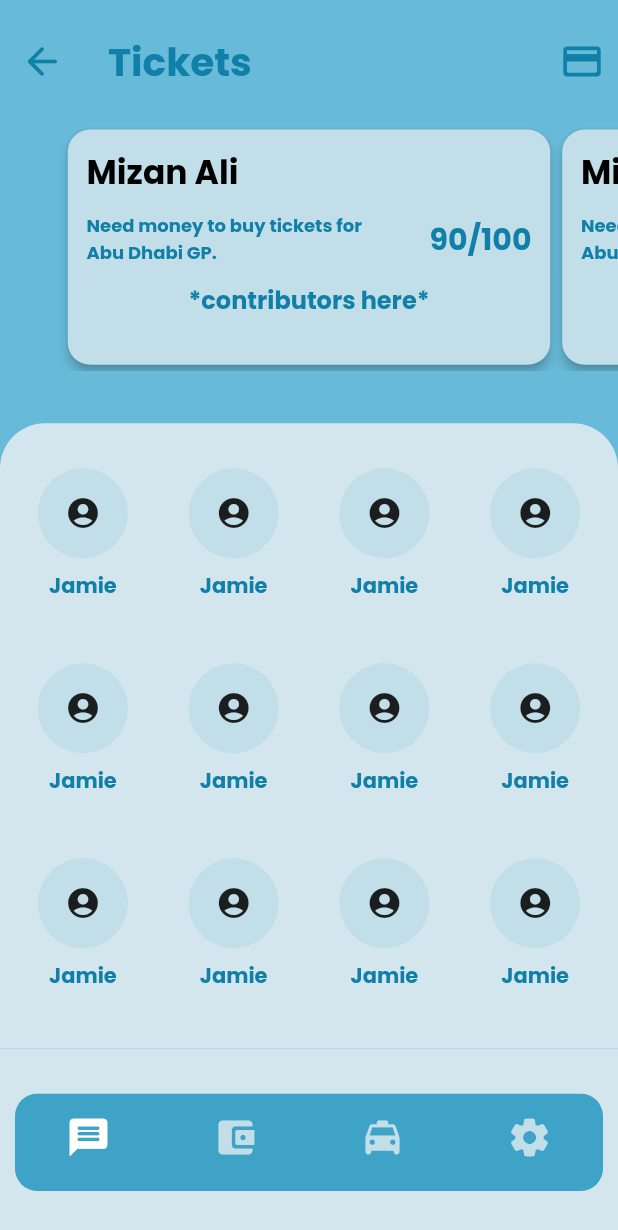
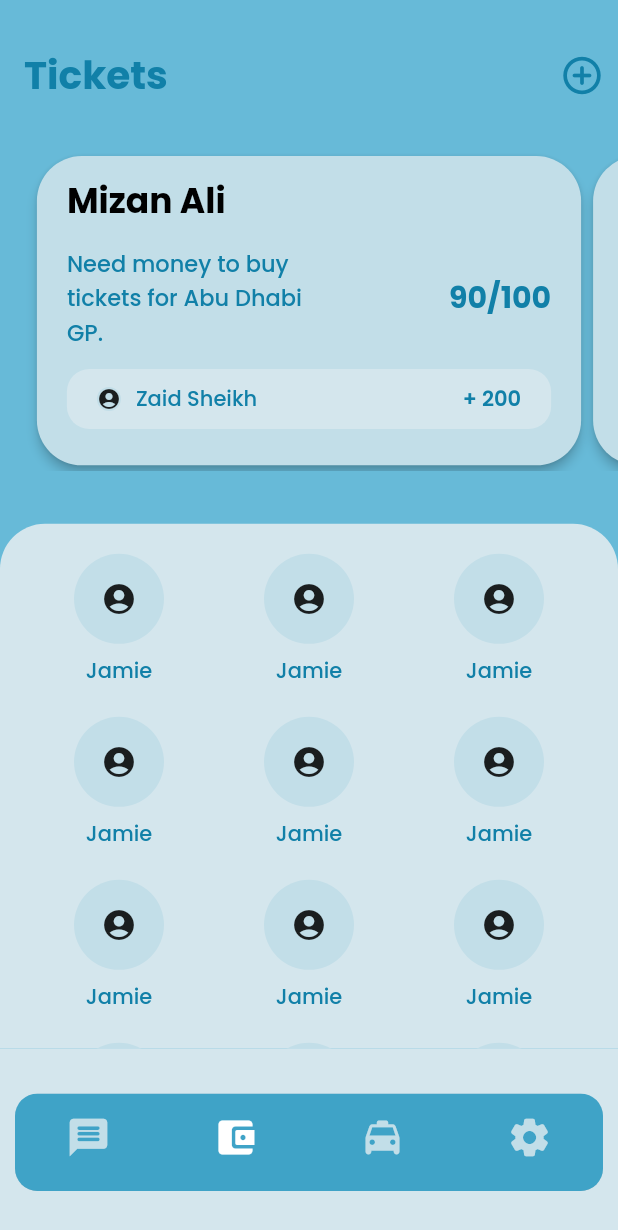
Before and after one commit to elecTRON-Fellowship/raven-frontend, a Flutter app: the TicketsScreen screen opened directly, on a phone screen of 412 x 824 dp. Shown: the top 1230 px of the screen. Run offline on Flutter 3.47's test engine with Material 2 defaults, Android fonts, the phone set to English and light mode, and no system bars; drawn by our look-alikes of carousel_slider; our stand-ins replace google_fonts, shared_preferences; accounts and stored records are empty.

Commit message:
Finish ticket screen

```diff
--- a/lib/main.dart
+++ b/lib/main.dart
@@ -28,22 +28,22 @@ class MyApp extends StatelessWidget {
             primaryColorDark: Color.fromRGBO(63, 163, 199, 1),
             fontFamily: "Poppins",
           ),
-          // home: user.getUser['authToken'] != null
-          //     ? ConversationsScreen()
-          //     : FutureBuilder(
-          //         future: user.tryAutoLogin(),
-          //         builder: (context, snapshot) =>
-          //             snapshot.connectionState == ConnectionState.waiting
-          //                 ? SplashScreen()
-          //                 : LoginScreen(),
-          //       ),
-          home: TicketsScreen(),
+          home: user.getUser['authToken'] != null
+              ? ConversationsScreen()
+              : FutureBuilder(
+                  future: user.tryAutoLogin(),
+                  builder: (context, snapshot) =>
+                      snapshot.connectionState == ConnectionState.waiting
+                          ? SplashScreen()
+                          : LoginScreen(),
+                ),
           routes: {
             '/login': (ctx) => LoginScreen(),
             '/signup': (ctx) => SignUpScreen(),
             '/user-info': (ctx) => UserInfoScreen(),
             '/conversations': (ctx) => ConversationsScreen(),
-            '/chat': (ctx) => ChatScreen()
+            '/chat': (ctx) => ChatScreen(),
+            '/tickets': (ctx) => TicketsScreen(),
           },
         ),
       ),
--- a/lib/screens/conversations.dart
+++ b/lib/screens/conversations.dart
@@ -81,8 +81,8 @@ class ConversationsScreen extends StatelessWidget {
                 ),
                 IconButton(
                   onPressed: () {},
-                  icon: Icon(Icons.add_rounded),
-                  iconSize: 34.5,
+                  icon: Icon(Icons.add_circle_outline_rounded),
+                  iconSize: 30,
                   color: Theme.of(context).primaryColorDark,
                 ),
               ],
@@ -105,6 +105,10 @@ class ConversationsScreen extends StatelessWidget {
         child: ClipRRect(
           borderRadius: BorderRadius.circular(15),
           child: BottomNavigationBar(
+            currentIndex: 0,
+            onTap: (index) {
+              if (index == 1) Navigator.of(context).pushNamed('/tickets');
+            },
             showSelectedLabels: false,
             showUnselectedLabels: false,
             backgroundColor: Theme.of(context).primaryColorDark,
--- a/lib/screens/tickets.dart
+++ b/lib/screens/tickets.dart
@@ -12,22 +12,14 @@ class TicketsScreen extends StatelessWidget {
     return Scaffold(
       backgroundColor: Theme.of(context).primaryColor,
       appBar: PreferredSize(
-        preferredSize:
-            Size.fromHeight(MediaQuery.of(context).size.height * 0.1),
+        preferredSize: Size.fromHeight(100),
         child: Column(
           mainAxisAlignment: MainAxisAlignment.center,
           children: [
             AppBar(
               elevation: 0.0,
               backgroundColor: Colors.transparent,
-              leading: IconButton(
-                onPressed: () {
-                  Navigator.of(context).pop();
-                },
-                icon: Icon(Icons.arrow_back_rounded),
-                iconSize: 30,
-                color: Color.fromRGBO(17, 128, 168, 1.0),
-              ),
+              automaticallyImplyLeading: false,
               title: Text(
                 'Tickets',
                 style: GoogleFonts.poppins(
@@ -41,7 +33,7 @@ class TicketsScreen extends StatelessWidget {
               actions: [
                 IconButton(
                   onPressed: () {},
-                  icon: Icon(Icons.credit_card_rounded),
+                  icon: Icon(Icons.add_circle_outline_rounded),
                   iconSize: 30,
                   color: Color.fromRGBO(17, 128, 168, 1.0),
                 )
@@ -54,7 +46,8 @@ class TicketsScreen extends StatelessWidget {
         children: [
           CarouselSlider.builder(
             options: CarouselOptions(
-              height: MediaQuery.of(context).size.height * 0.2,
+              height: MediaQuery.of(context).size.height * 0.26,
+              viewportFraction: 0.9,
               initialPage: 0,
               enableInfiniteScroll: false,
               reverse: false,
@@ -85,14 +78,13 @@ class TicketsScreen extends StatelessWidget {
                   topRight: Radius.circular(30),
                 ),
                 child: GridView.builder(
-                  itemCount: 12,
-                  padding: EdgeInsets.symmetric(vertical: 30, horizontal: 15),
+                  itemCount: 24,
+                  padding: EdgeInsets.symmetric(vertical: 20, horizontal: 25),
                   gridDelegate: SliverGridDelegateWithFixedCrossAxisCount(
-                    crossAxisCount: 4,
-                    mainAxisSpacing: 20,
-                    crossAxisSpacing: 20,
+                    crossAxisCount: 3,
+                    mainAxisSpacing: 0,
+                    crossAxisSpacing: 18,
                     childAspectRatio: 1,
-                    mainAxisExtent: 110,
                   ),
                   itemBuilder: (context, index) {
                     return FriendTicketIcon();
@@ -107,17 +99,16 @@ class TicketsScreen extends StatelessWidget {
             child: ClipRRect(
               borderRadius: BorderRadius.circular(15),
               child: BottomNavigationBar(
+                currentIndex: 1,
+                onTap: (index) {
+                  if (index == 0) Navigator.of(context).pop();
+                },
                 showSelectedLabels: false,
                 showUnselectedLabels: false,
                 backgroundColor: Theme.of(context).primaryColorDark,
                 type: BottomNavigationBarType.fixed,
                 items: [
                   BottomNavigationBarItem(
-                    activeIcon: Icon(
-                      Icons.message_rounded,
-                      size: 30,
-                      color: Colors.white,
-                    ),
                     icon: Icon(
                       Icons.message_rounded,
                       size: 30,
@@ -126,6 +117,11 @@ class TicketsScreen extends StatelessWidget {
                     label: 'Conversations',
                   ),
                   BottomNavigationBarItem(
+                    activeIcon: Icon(
+                      Icons.account_balance_wallet_rounded,
+                      size: 30,
+                      color: Colors.white,
+                    ),
                     icon: Icon(
                       Icons.account_balance_wallet_rounded,
                       size: 30,
--- a/lib/widgets/tickets_screen/friend_ticket_icon.dart
+++ b/lib/widgets/tickets_screen/friend_ticket_icon.dart
@@ -19,7 +19,7 @@ class FriendTicketIcon extends StatelessWidget {
           'Jamie',
           style: GoogleFonts.poppins(
             textStyle: TextStyle(
-              fontWeight: FontWeight.bold,
+              fontWeight: FontWeight.w500,
               fontSize: 14,
               color: Color.fromRGBO(17, 128, 168, 1.0),
             ),
--- a/lib/widgets/tickets_screen/my_ticket_card.dart
+++ b/lib/widgets/tickets_screen/my_ticket_card.dart
@@ -1,5 +1,6 @@
 import 'package:flutter/material.dart';
 import 'package:google_fonts/google_fonts.dart';
+import 'package:raven/widgets/tickets_screen/my_ticket_contributor_card.dart';
 
 class MyTicketCard extends StatelessWidget {
   const MyTicketCard({Key? key}) : super(key: key);
@@ -7,11 +8,13 @@ class MyTicketCard extends StatelessWidget {
   @override
   Widget build(BuildContext context) {
     return Card(
-      shape: RoundedRectangleBorder(borderRadius: BorderRadius.circular(15)),
+      shape: RoundedRectangleBorder(
+        borderRadius: BorderRadius.circular(30),
+      ),
       elevation: 3.0,
       color: Theme.of(context).primaryColorLight,
       child: Padding(
-        padding: EdgeInsets.all(12.5),
+        padding: EdgeInsets.symmetric(vertical: 13, horizontal: 20),
         child: Column(
           crossAxisAlignment: CrossAxisAlignment.start,
           children: [
@@ -20,24 +23,24 @@ class MyTicketCard extends StatelessWidget {
               style: GoogleFonts.poppins(
                 textStyle: TextStyle(
                     fontWeight: FontWeight.bold,
-                    fontSize: 22,
+                    fontSize: 23,
                     color: Colors.black),
               ),
             ),
             SizedBox(
-              height: 10,
+              height: 13,
             ),
             Row(
               mainAxisAlignment: MainAxisAlignment.spaceBetween,
               children: [
                 Container(
-                  width: MediaQuery.of(context).size.width * 0.5,
+                  width: MediaQuery.of(context).size.width * 0.43,
                   child: Text(
                     'Need money to buy tickets for Abu Dhabi GP.',
                     style: GoogleFonts.poppins(
                       textStyle: TextStyle(
-                        fontWeight: FontWeight.bold,
-                        fontSize: 12,
+                        fontWeight: FontWeight.w500,
+                        fontSize: 15,
                         color: Color.fromRGBO(17, 128, 168, 1.0),
                       ),
                     ),
@@ -56,22 +59,9 @@ class MyTicketCard extends StatelessWidget {
               ],
             ),
             SizedBox(
-              height: 10,
+              height: 13,
             ),
-            Container(
-              width: double.infinity,
-              child: Text(
-                '*contributors here*',
-                textAlign: TextAlign.center,
-                style: GoogleFonts.poppins(
-                  textStyle: TextStyle(
-                    fontWeight: FontWeight.bold,
-                    fontSize: 16,
-                    color: Color.fromRGBO(17, 128, 168, 1.0),
-                  ),
-                ),
-              ),
-            ),
+            MyTicketContributorCard(),
           ],
         ),
       ),
--- /dev/null
+++ b/lib/widgets/tickets_screen/my_ticket_contributor_card.dart
@@ -0,0 +1,59 @@
+import 'package:flutter/material.dart';
+import 'package:google_fonts/google_fonts.dart';
+
+class MyTicketContributorCard extends StatelessWidget {
+  const MyTicketContributorCard({Key? key}) : super(key: key);
+
+  @override
+  Widget build(BuildContext context) {
+    return Container(
+      width: double.infinity,
+      padding: EdgeInsets.symmetric(horizontal: 20),
+      decoration: BoxDecoration(
+        color: Color.fromRGBO(212, 230, 237, 1.0),
+        borderRadius: BorderRadius.circular(15),
+      ),
+      height: 40,
+      child: Row(
+        mainAxisAlignment: MainAxisAlignment.spaceBetween,
+        children: [
+          Row(
+            children: [
+              CircleAvatar(
+                child: FittedBox(
+                  child: Icon(Icons.account_circle),
+                ),
+                maxRadius: 8,
+              ),
+              SizedBox(
+                width: 10,
+              ),
+              Text(
+                'Zaid Sheikh',
+                textAlign: TextAlign.center,
+                style: GoogleFonts.poppins(
+                  textStyle: TextStyle(
+                    fontWeight: FontWeight.w500,
+                    fontSize: 14,
+                    color: Color.fromRGBO(17, 128, 168, 1.0),
+                  ),
+                ),
+              ),
+            ],
+          ),
+          Text(
+            '+ 200',
+            textAlign: TextAlign.center,
+            style: GoogleFonts.poppins(
+              textStyle: TextStyle(
+                fontWeight: FontWeight.w600,
+                fontSize: 14,
+                color: Color.fromRGBO(17, 128, 168, 1.0),
+              ),
+            ),
+          ),
+        ],
+      ),
+    );
+  }
+}
```
